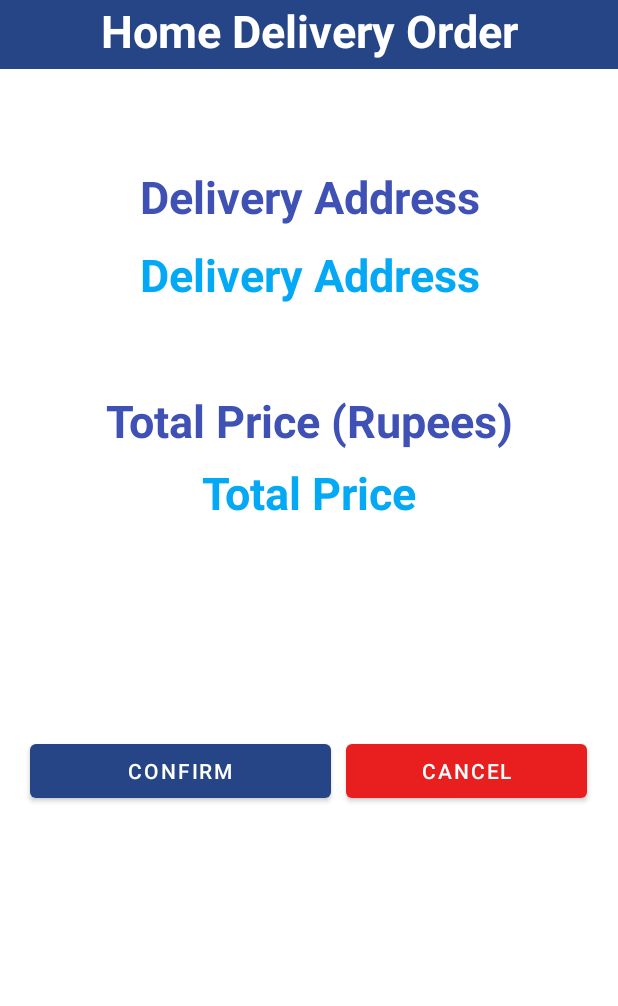
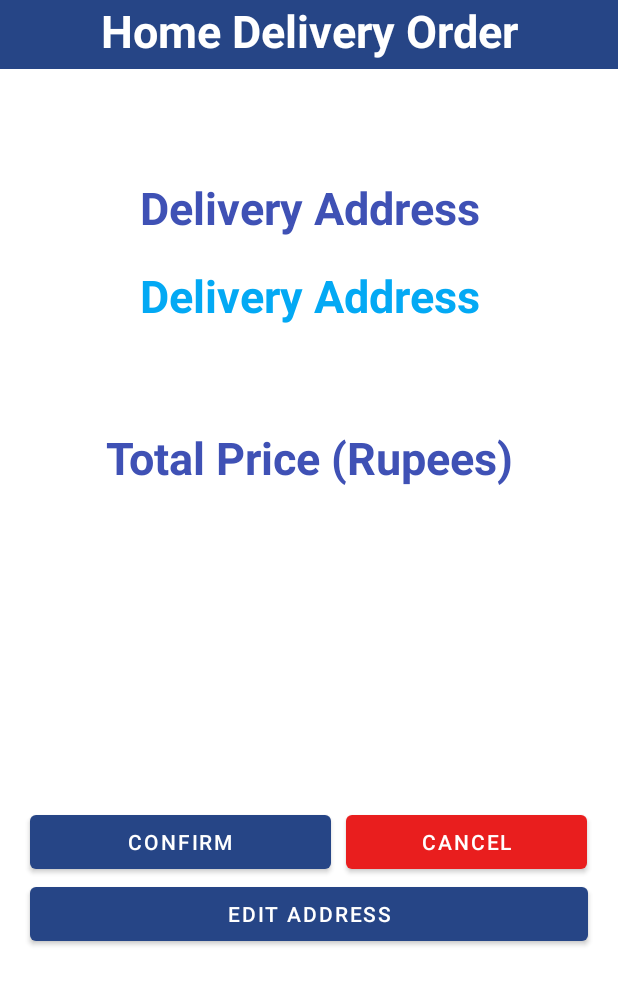
Before and after one commit to ViduraPrasangana/ShoppingCart, an Android app: the HomeDeliveryActivity screen opened directly, with no data from a screen before it, on a phone screen of 412 x 824 dp, the part 120-1126 px from its top. Run offline under Robolectric (Android 15) with nearby library versions, the phone set to English and light mode, and no system bars; our stand-ins replace Firebase (no records; nobody signed in at launch, a user with empty details on screens opened directly).

Commit message:
Created the home delivery interface

```diff
--- a/app/src/main/java/com/ayesha/shoppingcart/AdapterProducts.java
+++ b/app/src/main/java/com/ayesha/shoppingcart/AdapterProducts.java
@@ -44,7 +44,7 @@ public class AdapterProducts extends RecyclerView.Adapter<AdapterProducts.Produc
             super(itemView);
             imageView = itemView.findViewById(R.id.image);
             title = itemView.findViewById(R.id.title);
-            price = itemView.findViewById(R.id.price);
+            price = itemView.findViewById(R.id.homeDeliveryPrice);
             materialCardView = itemView.findViewById(R.id.card);
         }
 
--- a/app/src/main/java/com/ayesha/shoppingcart/CartFragment.java
+++ b/app/src/main/java/com/ayesha/shoppingcart/CartFragment.java
@@ -44,7 +44,7 @@ public class CartFragment extends Fragment {
         context = requireContext();
         View view =  inflater.inflate(R.layout.cart_fragment,container,false);
         cartView = view;
-        this.price = view.findViewById(R.id.price);
+        this.price = view.findViewById(R.id.homeDeliveryPrice);
         this.confirm = view.findViewById(R.id.confirm);
         this.productRecycleView = view.findViewById(R.id.cartRecyclerView);
         //this.toolbar = view.findViewById(R.id.cartToolbar);
@@ -127,9 +127,9 @@ public class CartFragment extends Fragment {
                         })
                         .setNeutralButton("Home Delivery", new DialogInterface.OnClickListener() {
                             public void onClick(DialogInterface dialog, int which) {
-                                Intent intent = new Intent(CartFragment.this.getContext(), HomeDeliveryActivity.class);
-                                //intent.putExtra("price", CartFragment.this.price.getText());
-                                context.startActivity(intent);
+                                Intent intent2 = new Intent(CartFragment.this.getContext(), HomeDeliveryActivity.class);
+                                intent2.putExtra("price", CartFragment.this.price.getText());
+                                context.startActivity(intent2);
                             }
                         })
                         .setIcon(android.R.drawable.ic_dialog_info)
--- a/app/src/main/java/com/ayesha/shoppingcart/CollectDeliveryActivity.java
+++ b/app/src/main/java/com/ayesha/shoppingcart/CollectDeliveryActivity.java
@@ -3,9 +3,7 @@ package com.ayesha.shoppingcart;
 import androidx.appcompat.app.AppCompatActivity;
 
 import android.app.AlertDialog;
-import android.content.Context;
 import android.content.DialogInterface;
-import android.content.Intent;
 import android.graphics.Color;
 import android.os.Bundle;
 import android.view.View;
@@ -29,7 +27,7 @@ public class CollectDeliveryActivity extends AppCompatActivity {
         super.onCreate(savedInstanceState);
         setContentView(R.layout.collect_delivery);
 
-        price = findViewById(R.id.price);
+        price = findViewById(R.id.homeDeliveryPrice);
         price.setText(getIntent().getStringExtra("price"));
 
         collectDate = findViewById(R.id.collectDate);
--- a/app/src/main/java/com/ayesha/shoppingcart/HolderBill.java
+++ b/app/src/main/java/com/ayesha/shoppingcart/HolderBill.java
@@ -21,7 +21,7 @@ public class HolderBill extends AppCompatActivity {
         this.price = getIntent().getStringExtra("price");
         setContentView(R.layout._holder_bill);
 
-        priceView = findViewById(R.id.price);
+        priceView = findViewById(R.id.homeDeliveryPrice);
         homeButton = findViewById(R.id.homeButton);
 
         bindToView();
--- a/app/src/main/java/com/ayesha/shoppingcart/HomeDeliveryActivity.java
+++ b/app/src/main/java/com/ayesha/shoppingcart/HomeDeliveryActivity.java
@@ -1,14 +1,57 @@
 package com.ayesha.shoppingcart;
 
+import androidx.annotation.NonNull;
 import androidx.appcompat.app.AppCompatActivity;
 
 import android.os.Bundle;
+import android.widget.TextView;
+
+import com.google.android.material.picker.MaterialTextInputPicker;
+import com.google.android.material.textfield.TextInputEditText;
+import com.google.android.material.textview.MaterialTextView;
+import com.google.firebase.auth.FirebaseAuth;
+import com.google.firebase.database.DataSnapshot;
+import com.google.firebase.database.DatabaseError;
+import com.google.firebase.database.DatabaseReference;
+import com.google.firebase.database.FirebaseDatabase;
+import com.google.firebase.database.ValueEventListener;
 
 public class HomeDeliveryActivity extends AppCompatActivity {
+
+    private TextView price;
+    private TextView collectAddress;
+    private TextInputEditText collectAddressEdit;
 
     @Override
     protected void onCreate(Bundle savedInstanceState) {
         super.onCreate(savedInstanceState);
         setContentView(R.layout.home_delivery);
+
+        price = findViewById(R.id.homeDeliveryPrice);
+        collectAddress = findViewById(R.id.collecAddress);
+        collectAddressEdit = findViewById(R.id.collectAdrressEdit);
+
+        price.setText(getIntent().getStringExtra("price"));
+        this.setAddress();
+
+    }
+
+    private void setAddress(){
+        DatabaseReference userRef = FirebaseDatabase.getInstance().getReference("users/"+ FirebaseAuth.getInstance().getUid() + "/");
+        userRef.addValueEventListener(new ValueEventListener() {
+            @Override
+            public void onDataChange(@NonNull DataSnapshot dataSnapshot) {
+                for (DataSnapshot snapshot: dataSnapshot.getChildren()) {
+                    collectAddress.setText(snapshot.getValue(String.class));
+                    collectAddressEdit.setText(snapshot.getValue(String.class));
+                    break;
+                }
+            }
+
+            @Override
+            public void onCancelled(@NonNull DatabaseError databaseError) {
+
+            }
+        });
     }
 }
--- a/app/src/main/java/com/ayesha/shoppingcart/RecyclerViewAdapterCart.java
+++ b/app/src/main/java/com/ayesha/shoppingcart/RecyclerViewAdapterCart.java
@@ -1,7 +1,6 @@
 package com.ayesha.shoppingcart;
 
 import android.content.Context;
-import android.text.Layout;
 import android.view.LayoutInflater;
 import android.view.View;
 import android.view.ViewGroup;
@@ -12,9 +11,6 @@ import androidx.constraintlayout.widget.ConstraintLayout;
 import androidx.recyclerview.widget.RecyclerView;
 
 import com.google.android.material.button.MaterialButton;
-import com.google.firebase.auth.FirebaseAuth;
-import com.google.firebase.database.DatabaseReference;
-import com.google.firebase.database.FirebaseDatabase;
 import com.nostra13.universalimageloader.core.DisplayImageOptions;
 import com.nostra13.universalimageloader.core.ImageLoader;
 
@@ -96,7 +92,7 @@ public class RecyclerViewAdapterCart extends RecyclerView.Adapter<RecyclerViewAd
             super(itemView);
             image = itemView.findViewById(R.id.imageView);
             name = itemView.findViewById(R.id.name);
-            price = itemView.findViewById(R.id.price);
+            price = itemView.findViewById(R.id.homeDeliveryPrice);
             quantity = itemView.findViewById(R.id.quantiity);
             close = itemView.findViewById(R.id.close);
             cartHolderLayout = itemView.findViewById(R.id.cartHolderLayout);
--- a/app/src/main/res/layout/_holder_bill.xml
+++ b/app/src/main/res/layout/_holder_bill.xml
@@ -74,7 +74,7 @@
 
 
             <TextView
-                android:id="@+id/price"
+                android:id="@+id/homeDeliveryPrice"
                 android:layout_width="wrap_content"
                 android:layout_height="wrap_content"
                 android:layout_marginBottom="20dp"
--- a/app/src/main/res/layout/cart_fragment.xml
+++ b/app/src/main/res/layout/cart_fragment.xml
@@ -97,7 +97,7 @@
                     android:textSize="14sp" />
 
                 <TextView
-                    android:id="@+id/price"
+                    android:id="@+id/homeDeliveryPrice"
                     android:layout_width="wrap_content"
                     android:layout_height="match_parent"
                     android:layout_gravity="center"
--- a/app/src/main/res/layout/collect_delivery.xml
+++ b/app/src/main/res/layout/collect_delivery.xml
@@ -110,7 +110,7 @@
                 app:layout_constraintVertical_bias="0.53" />
 
             <TextView
-                android:id="@+id/price"
+                android:id="@+id/homeDeliveryPrice"
                 android:layout_width="wrap_content"
                 android:layout_height="wrap_content"
                 android:text="Total Price"
--- a/app/src/main/res/layout/holder_cart_product.xml
+++ b/app/src/main/res/layout/holder_cart_product.xml
@@ -37,14 +37,14 @@
         android:textSize="15sp"
         android:textStyle="bold"
         app:layout_constraintBottom_toBottomOf="parent"
-        app:layout_constraintEnd_toStartOf="@+id/price"
+        app:layout_constraintEnd_toStartOf="@+id/homeDeliveryPrice"
         app:layout_constraintHorizontal_bias="0.181"
         app:layout_constraintStart_toEndOf="@+id/imageView"
         app:layout_constraintTop_toTopOf="parent" />
 
 
     <TextView
-        android:id="@+id/price"
+        android:id="@+id/homeDeliveryPrice"
         android:layout_width="46dp"
         android:layout_height="20dp"
         android:layout_marginEnd="20dp"
--- a/app/src/main/res/layout/holder_product.xml
+++ b/app/src/main/res/layout/holder_product.xml
@@ -43,7 +43,7 @@
                 android:textSize="20sp" />
 
             <TextView
-                android:id="@+id/price"
+                android:id="@+id/homeDeliveryPrice"
                 android:layout_width="match_parent"
                 android:layout_height="wrap_content"
                 android:text="400/="
--- a/app/src/main/res/layout/home_delivery.xml
+++ b/app/src/main/res/layout/home_delivery.xml
@@ -59,7 +59,7 @@
         <androidx.constraintlayout.widget.ConstraintLayout
             android:layout_width="match_parent"
             android:layout_height="match_parent"
-            android:layout_weight="400">
+            android:layout_weight="1500">
 
             <TextView
                 android:id="@+id/textView4"
@@ -78,7 +78,7 @@
                 app:layout_constraintVertical_bias="0.16000003" />
 
             <TextView
-                android:id="@+id/collectDate"
+                android:id="@+id/collecAddress"
                 android:layout_width="wrap_content"
                 android:layout_height="wrap_content"
                 android:text="Delivery Address"
@@ -92,6 +92,20 @@
                 app:layout_constraintStart_toStartOf="parent"
                 app:layout_constraintTop_toTopOf="parent"
                 app:layout_constraintVertical_bias="0.29000002" />
+
+            <com.google.android.material.textfield.TextInputEditText
+                android:id="@+id/collectAdrressEdit"
+                style="@style/Widget.AppCompat.EditText"
+                android:layout_width="@dimen/loginTextWidth"
+                android:layout_height="wrap_content"
+                android:hint="Collect Address"
+                android:visibility="invisible"
+                app:layout_constraintBottom_toBottomOf="parent"
+                app:layout_constraintEnd_toEndOf="parent"
+                app:layout_constraintHorizontal_bias="0.518"
+                app:layout_constraintStart_toStartOf="parent"
+                app:layout_constraintTop_toTopOf="parent"
+                app:layout_constraintVertical_bias="0.3" />
 
             <TextView
                 android:id="@+id/textView6"
@@ -110,7 +124,7 @@
                 app:layout_constraintVertical_bias="0.53" />
 
             <TextView
-                android:id="@+id/price"
+                android:id="@+id/homeDeliveryPrice"
                 android:layout_width="wrap_content"
                 android:layout_height="wrap_content"
                 android:text="Total Price"
@@ -129,7 +143,7 @@
 
         <LinearLayout
             android:layout_width="match_parent"
-            android:layout_height="match_parent"
+            android:layout_height="wrap_content"
             android:gravity="center|top"
             android:orientation="horizontal"
             android:weightSum="100">
@@ -154,6 +168,52 @@
 
         </LinearLayout>
 
+        <LinearLayout
+            android:layout_width="match_parent"
+            android:layout_height="wrap_content"
+            android:gravity="center|top"
+            android:orientation="horizontal"
+            android:weightSum="100">
+
+            <androidx.constraintlayout.widget.ConstraintLayout
+                android:layout_width="match_parent"
+                android:layout_height="wrap_content"
+                android:layout_weight="100">
+
+                <com.google.android.material.button.MaterialButton
+                    android:id="@+id/editAddress"
+                    android:layout_width="0dp"
+                    android:layout_height="wrap_content"
+                    android:layout_marginLeft="20sp"
+                    android:layout_marginRight="20sp"
+                    android:layout_weight="80"
+                    android:gravity="center"
+                    android:text="EDIT ADDRESS"
+                    android:visibility="visible"
+                    app:layout_constraintBottom_toBottomOf="parent"
+                    app:layout_constraintEnd_toEndOf="parent"
+                    app:layout_constraintStart_toStartOf="parent"
+                    app:layout_constraintTop_toTopOf="parent" />
+
+                <com.google.android.material.button.MaterialButton
+                    android:id="@+id/confirmAddress"
+                    android:layout_width="0dp"
+                    android:layout_height="wrap_content"
+                    android:layout_marginLeft="20sp"
+                    android:layout_marginRight="20sp"
+                    android:layout_weight="80"
+                    android:gravity="center"
+                    android:text="CONFIRM ADRESS"
+                    android:visibility="invisible"
+                    app:backgroundTint="#F44336"
+                    app:layout_constraintBottom_toBottomOf="parent"
+                    app:layout_constraintEnd_toEndOf="parent"
+                    app:layout_constraintStart_toStartOf="parent"
+                    app:layout_constraintTop_toTopOf="parent" />
+
+            </androidx.constraintlayout.widget.ConstraintLayout>
+
+        </LinearLayout>
 
     </LinearLayout>
 
```
